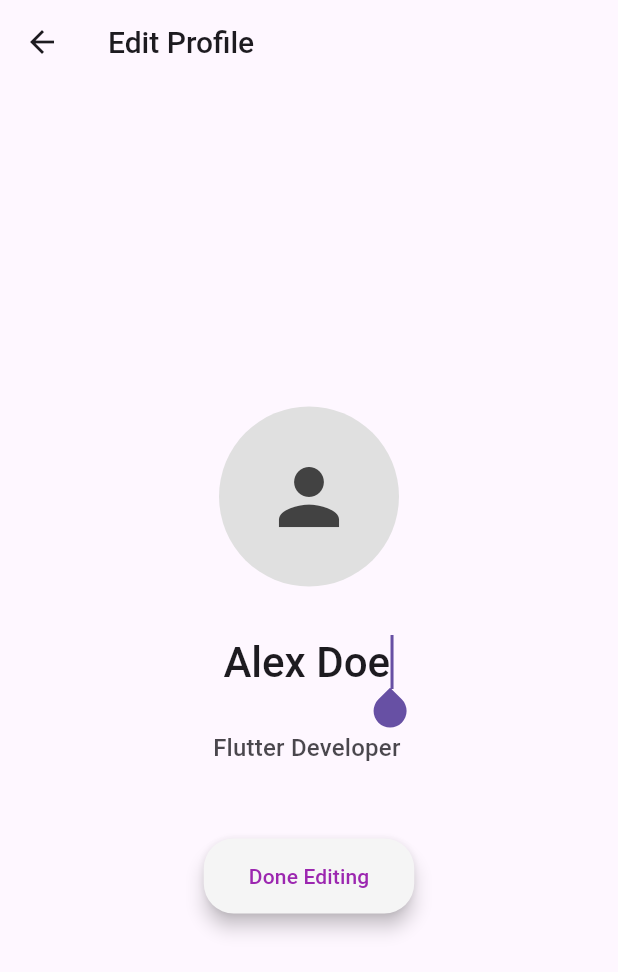
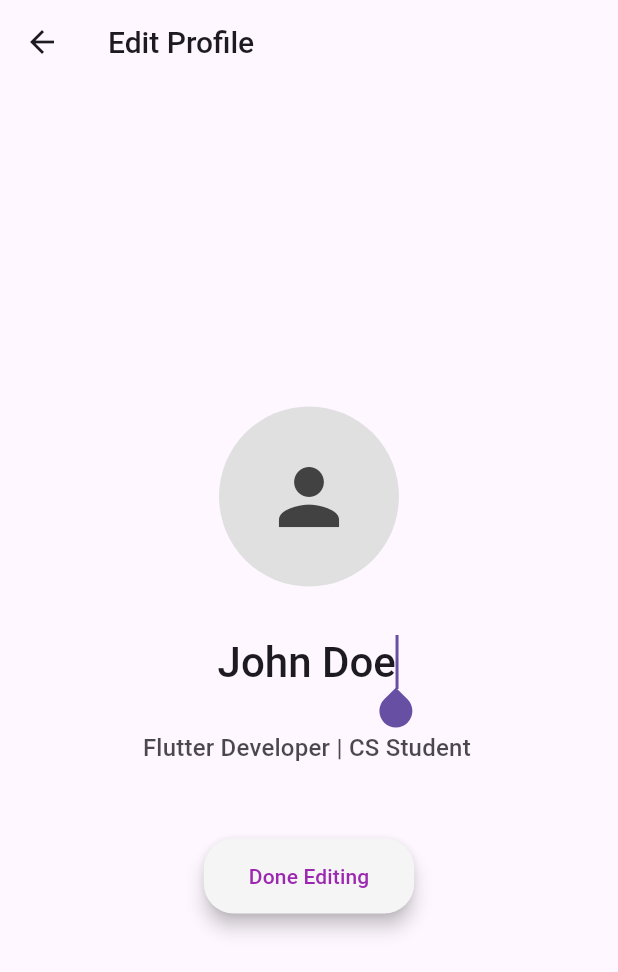
Before and after one commit to johnathyng/SimpleApp, a Flutter app: the ProfileScreen screen opened directly, on a phone screen of 412 x 824 dp. Shown: the top 972 px of the screen. Run offline on Flutter 3.47's test engine with Material 3 defaults, Android fonts, the phone set to English and light mode, and no system bars.

Commit message:
Update profile_screen.dart
Match video better

```diff
--- a/lib/profile_screen.dart
+++ b/lib/profile_screen.dart
@@ -23,8 +23,8 @@ class _ProfileScreenState extends State<ProfileScreen> {
   void initState() {
     super.initState();
     // Set up the text controllers with starting text
-    _nameController = TextEditingController(text: "Alex Doe"); // Start name
-    _designationController = TextEditingController(text: "Flutter Developer"); // Start designation
+    _nameController = TextEditingController(text: "John Doe"); // Start name
+    _designationController = TextEditingController(text: "Flutter Developer | CS Student"); // Start designation
     // Set up the focus nodes
     _nameFocusNode = FocusNode();
     _designationFocusNode = FocusNode(); // Init designation focus
```
